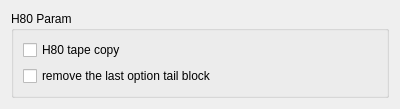
Qt form datatool/h80.ui (chenjh1234/datatool) before a commit.
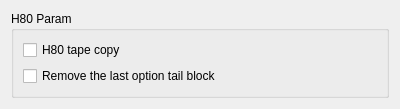
The same form after that commit.

Diff of the .ui file:
```diff
--- a/datatool/h80.ui
+++ b/datatool/h80.ui
@@ -30,7 +30,7 @@
       <item row="1" column="0">
        <widget class="QCheckBox" name="checkBoxRemoveTail">
         <property name="text">
-         <string>remove the last option tail block</string>
+         <string>Remove the last option tail block</string>
         </property>
        </widget>
       </item>
```
